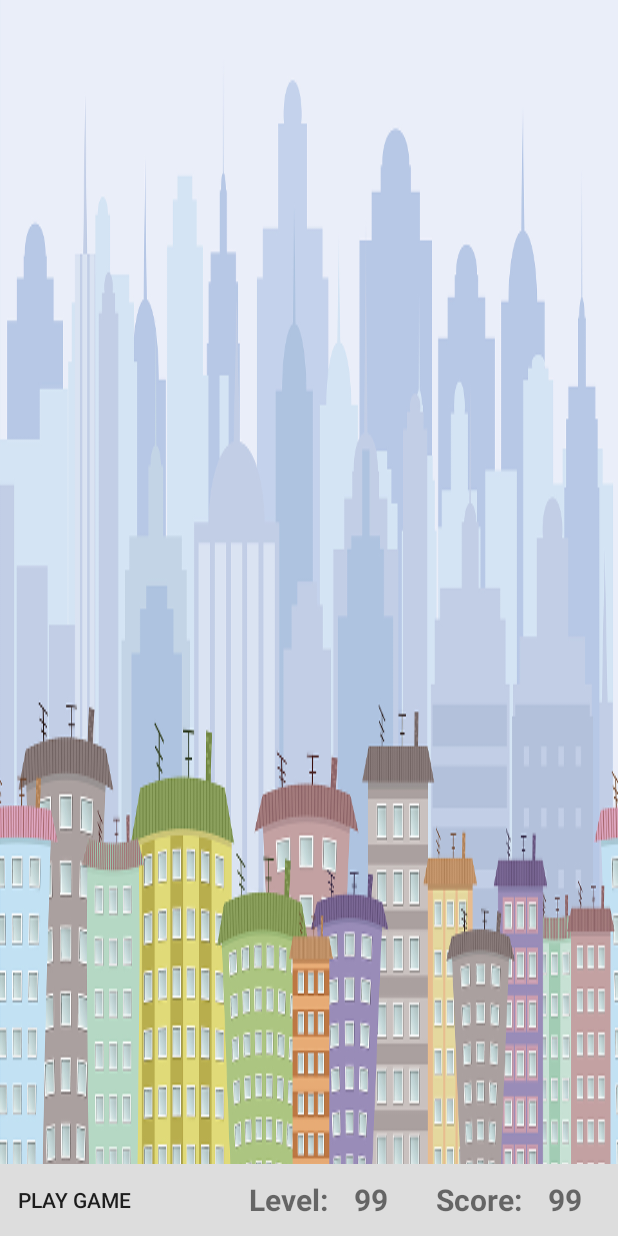
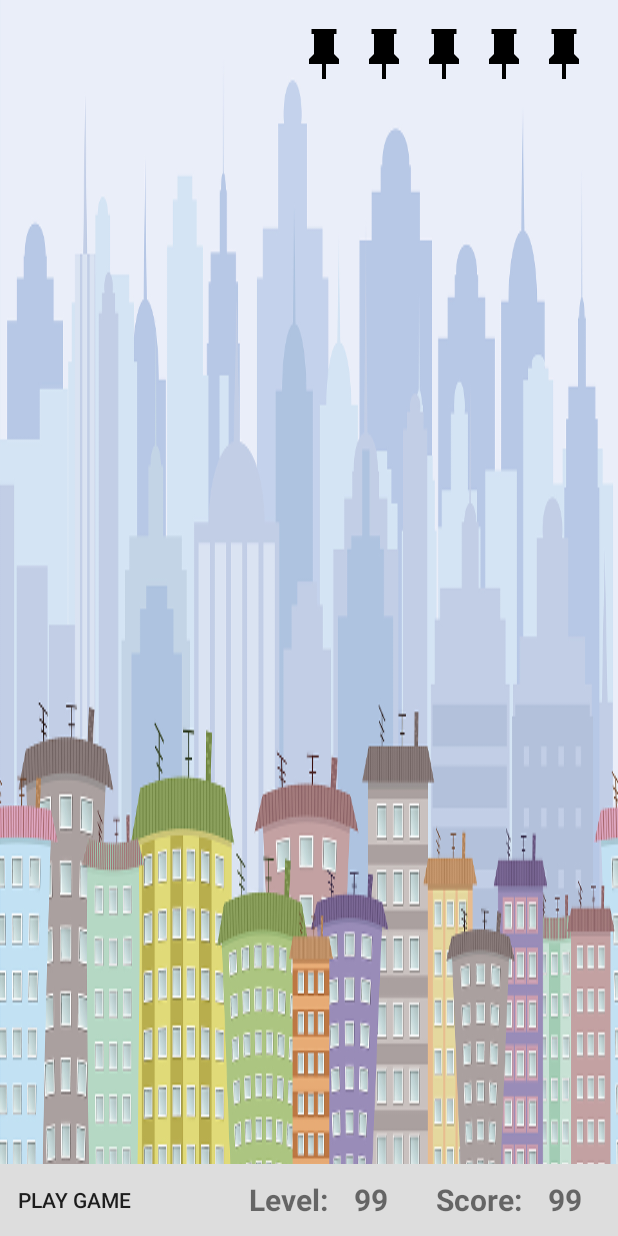
Before and after one commit to sherrycayheyhey/BalloonPop, an Android app: the screen it shows after launch (MainActivity), on a phone screen of 412 x 824 dp. Run offline under Robolectric (Android 15) with nearby library versions, the light colour scheme and no system bars.

Commit message:
XML for pins added

```diff
--- /dev/null
+++ b/app/src/main/res/drawable/pin.xml
@@ -0,0 +1,8 @@
+<!-- drawable/pin.xml -->
+<vector xmlns:android="http://schemas.android.com/apk/res/android"
+    android:height="24dp"
+    android:width="24dp"
+    android:viewportWidth="24"
+    android:viewportHeight="24">
+    <path android:fillColor="#000" android:pathData="M16,12V4H17V2H7V4H8V12L6,14V16H11.2V22H12.8V16H18V14L16,12Z" />
+</vector>
--- /dev/null
+++ b/app/src/main/res/drawable/pin_off.xml
@@ -0,0 +1,8 @@
+<!-- drawable/pin_off.xml -->
+<vector xmlns:android="http://schemas.android.com/apk/res/android"
+    android:height="24dp"
+    android:width="24dp"
+    android:viewportWidth="24"
+    android:viewportHeight="24">
+    <path android:fillColor="#000" android:pathData="M2,5.27L3.28,4L20,20.72L18.73,22L12.8,16.07V22H11.2V16H6V14L8,12V11.27L2,5.27M16,12L18,14V16H17.82L8,6.18V4H7V2H17V4H16V12Z" />
+</vector>
--- a/app/src/main/res/layout/activity_main.xml
+++ b/app/src/main/res/layout/activity_main.xml
@@ -6,6 +6,58 @@
     android:layout_width="match_parent"
     android:layout_height="match_parent"
     tools:context=".MainActivity">
+
+    <!-- Container for pin icons, top right -->
+    <LinearLayout
+        android:layout_width="wrap_content"
+        android:layout_height="wrap_content"
+        android:layout_alignParentEnd="true"
+        android:layout_alignParentTop="true"
+        android:layout_marginEnd="16dp"
+        android:layout_marginTop="16dp"
+        android:orientation="horizontal">
+
+        <ImageView
+            android:id="@+id/pushpin1"
+            android:layout_width="@dimen/pin_size"
+            android:layout_height="@dimen/pin_size"
+            android:contentDescription="@string/popping_pin"
+            android:src="@drawable/pin"
+            android:tint="@color/pinColor" />
+
+        <ImageView
+            android:id="@+id/pushpin2"
+            android:layout_width="@dimen/pin_size"
+            android:layout_height="@dimen/pin_size"
+            android:contentDescription="@string/popping_pin"
+            android:src="@drawable/pin"
+            android:tint="@color/pinColor" />
+
+        <ImageView
+            android:id="@+id/pushpin3"
+            android:layout_width="@dimen/pin_size"
+            android:layout_height="@dimen/pin_size"
+            android:contentDescription="@string/popping_pin"
+            android:src="@drawable/pin"
+            android:tint="@color/pinColor" />
+
+        <ImageView
+            android:id="@+id/pushpin4"
+            android:layout_width="@dimen/pin_size"
+            android:layout_height="@dimen/pin_size"
+            android:contentDescription="@string/popping_pin"
+            android:src="@drawable/pin"
+            android:tint="@color/pinColor" />
+
+        <ImageView
+            android:id="@+id/pushpin5"
+            android:layout_width="@dimen/pin_size"
+            android:layout_height="@dimen/pin_size"
+            android:contentDescription="@string/popping_pin"
+            android:src="@drawable/pin"
+            android:tint="@color/pinColor" />
+
+    </LinearLayout>
 
     <!-- Buttons and status displays -->
     <RelativeLayout
--- a/app/src/main/res/values/strings.xml
+++ b/app/src/main/res/values/strings.xml
@@ -4,4 +4,5 @@
     <string name="score_label">Score:</string>
     <string name="max_number">99</string>
     <string name="play_game">Play game</string>
+    <string name="popping_pin">Popping Pin</string>
 </resources>
```
